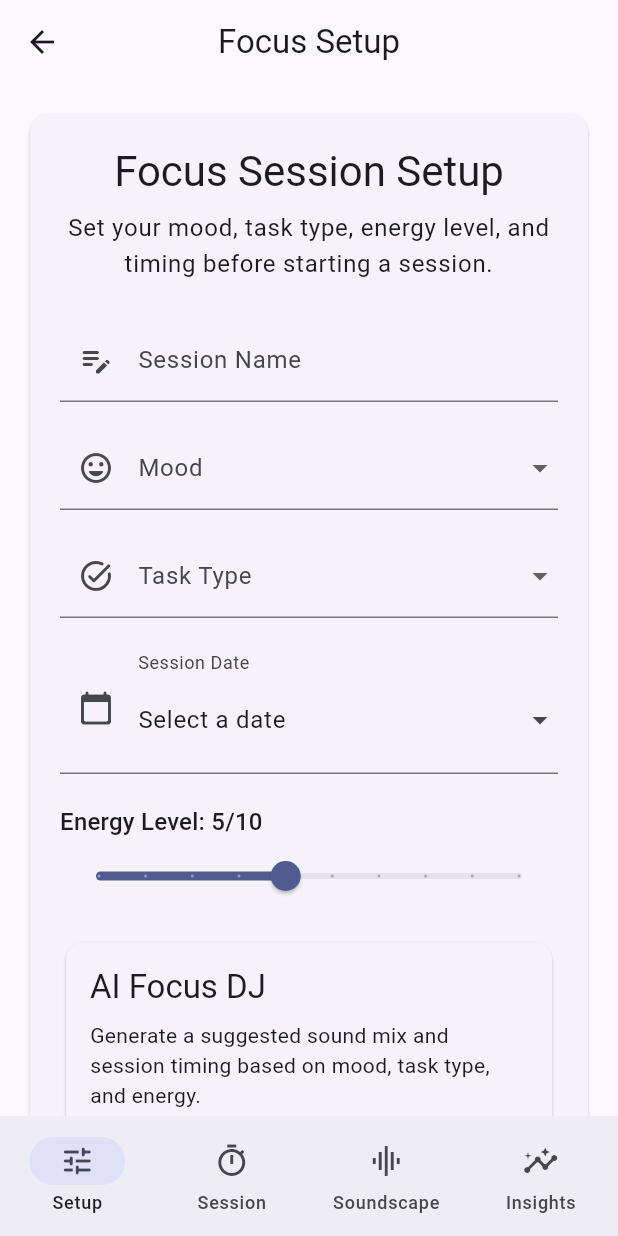
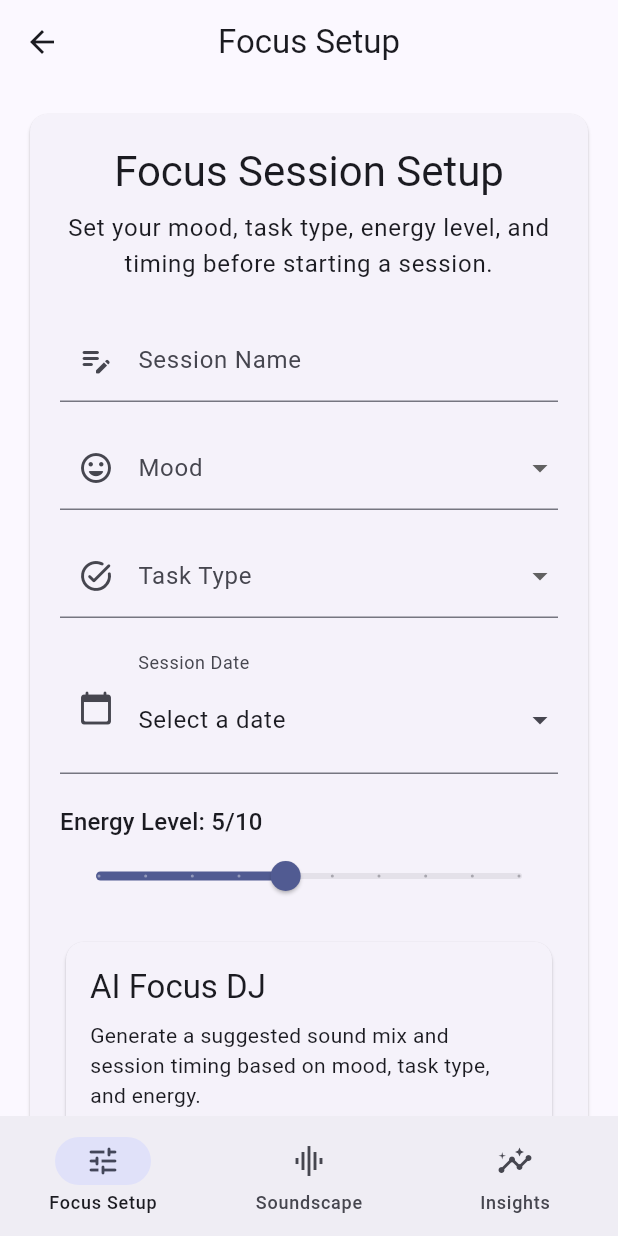
Before and after one commit to RolenaW/adaptive_focus_app, a Flutter app: the NavigationScreen screen opened directly, on a phone screen of 412 x 824 dp. Run offline on Flutter 3.47's test engine with Material 3 defaults, Android fonts, the phone set to English and light mode, and no system bars; our stand-ins replace shared_preferences, sqflite; accounts and stored records are empty.

Commit message:
Fixing up navigation screen. Session was removed because tab was redundant.

```diff
--- a/lib/screens/navigation_screen.dart
+++ b/lib/screens/navigation_screen.dart
@@ -1,6 +1,5 @@
 import 'package:flutter/material.dart';
 import 'focus_setup_screen.dart';
-import 'active_session_screen.dart';
 import 'soundscape_screen.dart';
 import 'insights_screen.dart'; //imports
 
@@ -16,10 +15,6 @@ class _NavigationScreenState extends State<NavigationScreen> {
 
   final List<Widget> _screens = const <Widget>[ //list that stores the pages shown for each tab
     FocusSetupScreen(), //index 0 ^
-    ActiveSessionScreen(
-      workDuration: 25,
-      breakDuration: 5,
-    ),
     SoundscapeScreen(),
     InsightsScreen(),
   ];
@@ -29,12 +24,7 @@ class _NavigationScreenState extends State<NavigationScreen> {
     NavigationDestination(
       icon: Icon(Icons.tune_outlined),
       selectedIcon: Icon(Icons.tune_rounded),
-      label: 'Setup',
-    ),
-    NavigationDestination(
-      icon: Icon(Icons.timer_outlined),
-      selectedIcon: Icon(Icons.timer),
-      label: 'Session',
+      label: 'Focus Setup',
     ),
     NavigationDestination(
       icon: Icon(Icons.graphic_eq_outlined),
@@ -59,10 +49,8 @@ class _NavigationScreenState extends State<NavigationScreen> {
       case 0:
         return 'Focus Setup';
       case 1:
-        return 'Active Session';
+        return 'Soundscape Studio';
       case 2:
-        return 'Soundscape Studio';
-      case 3:
         return 'Insights & Tracker';
       default:
         return 'Adaptive Focus Studio';
```
